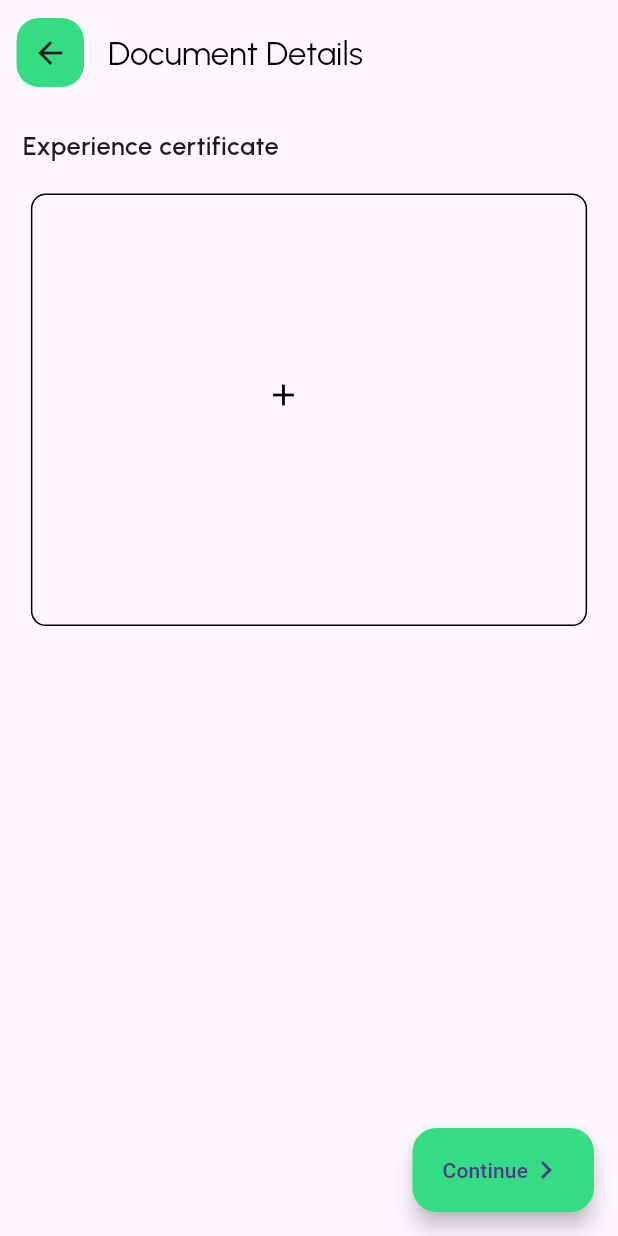
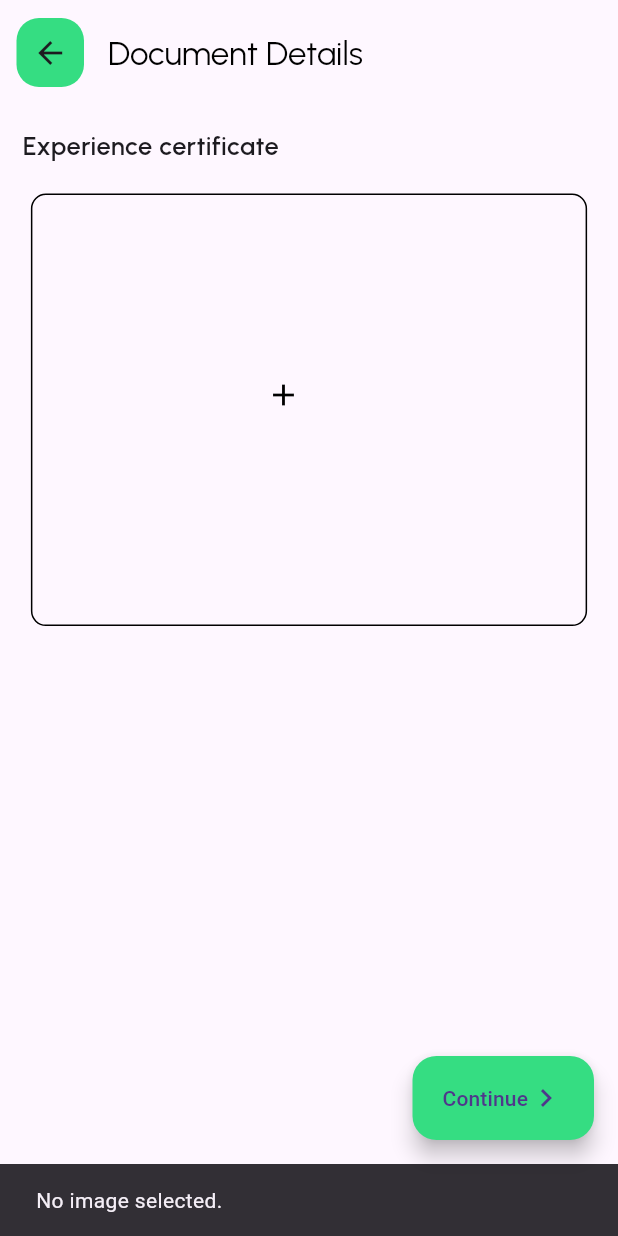
Before and after one commit to adnanpanakkad/Doc2heal_Doctor_App, a Flutter app: the DocumentDetailes screen opened directly with empty values, after a tap on the "add" icon, on a phone screen of 412 x 824 dp. Run offline on Flutter 3.47's test engine with Material 3 defaults, Android fonts, the light colour scheme and no system bars; our stand-ins replace cloud_firestore, connectivity, firebase_auth, firebase_core, firebase_storage, get and 2 more; accounts and stored records are empty.

```diff
--- a/lib/model/doctor_model.dart
+++ b/lib/model/doctor_model.dart
@@ -1,14 +1,14 @@
 class DoctorModel {
   String? imagepath;
   String? expcerft;
-  final String name;
-  final String phone;
-  final String gender;
-  final String birthday;
-  final String specialization;
-  final String email;
-  final String password;
-   String? uid;
+  final String? name;
+  final String? phone;
+  final String? gender;
+  final String? birthday;
+  final String? specialization;
+  final String? email;
+  final String? password;
+  final String? uid;
 
   DoctorModel({
     this.imagepath,
@@ -20,7 +20,7 @@ class DoctorModel {
     required this.specialization,
     required this.email,
     required this.password,
-     this.uid,
+    required this.uid,
   });
 
   // Factory constructor to create UserModel from JSON data
--- a/lib/screens/document_detailes.dart
+++ b/lib/screens/document_detailes.dart
@@ -6,10 +6,12 @@ import 'package:doc2heal_doctor/services/firebase/firestore.dart';
 import 'package:doc2heal_doctor/utils/app_color.dart';
 import 'package:doc2heal_doctor/utils/text_style.dart';
 import 'package:doc2heal_doctor/widgets/appbar/appbar.dart';
+import 'package:firebase_auth/firebase_auth.dart';
 import 'package:firebase_storage/firebase_storage.dart';
 import 'package:flutter/material.dart';
 import 'package:image_picker/image_picker.dart';
 
+// ignore: must_be_immutable
 class DocumentDetailes extends StatefulWidget {
   String? imagepath;
   String? expcerft;
@@ -41,18 +43,19 @@ class DocumentDetailes extends StatefulWidget {
 }
 
 final GlobalKey<FormState> formKey = GlobalKey<FormState>();
-File? seletedImage;
+File? _image;
+String userId = FirebaseAuth.instance.currentUser?.uid ?? '';
 
 class _DocumentDetailesState extends State<DocumentDetailes> {
   @override
   Widget build(BuildContext context) {
     return Scaffold(
       appBar: PreferredSize(
-          preferredSize: Size(double.maxFinite, 70),
+          preferredSize: const Size(double.maxFinite, 70),
           child: DeatialAppbar(
             text: 'Document Details',
-            onTap: () => Navigator.of(context)
-                .push(MaterialPageRoute(builder: (context) => DoctorDetails())),
+            onTap: () => Navigator.of(context).push(
+                MaterialPageRoute(builder: (context) => const DoctorDetails())),
           )),
       body: Padding(
         padding: const EdgeInsets.all(15),
@@ -61,13 +64,13 @@ class _DocumentDetailesState extends State<DocumentDetailes> {
           children: [
             const Text('Experience certificate',
                 style: CustomTextStyle.buttonTextStyle),
-            SizedBox(height: 20),
+            const SizedBox(height: 20),
             Container(
               child: Stack(
                 children: [
                   Align(
                     alignment: Alignment.center,
-                    child: seletedImage == null
+                    child: _image == null
                         ? Container(
                             width: MediaQuery.of(context).size.width * 0.9,
                             height: MediaQuery.of(context).size.height * 0.35,
@@ -80,7 +83,7 @@ class _DocumentDetailesState extends State<DocumentDetailes> {
                             ),
                           )
                         : Image.file(
-                            seletedImage!,
+                            _image!,
                             width: MediaQuery.of(context).size.width * 0.9,
                             height: MediaQuery.of(context).size.height * 0.35,
                             fit: BoxFit.cover,
@@ -91,9 +94,9 @@ class _DocumentDetailesState extends State<DocumentDetailes> {
                     child: IconButton(
                       color: Colors.black,
                       onPressed: () {
-                        imagepicker();
+                        pickAndUploadImage(context);
                       },
-                      icon: Icon(Icons.add), // Corrected icon usage
+                      icon: const Icon(Icons.add), // Corrected icon usage
                     ),
                   )
                 ],
@@ -105,9 +108,10 @@ class _DocumentDetailesState extends State<DocumentDetailes> {
       floatingActionButton: FloatingActionButton.extended(
         backgroundColor: Appcolor.primaryColor,
         onPressed: () async {
+          if (_image != null) {
             DoctorModel doctor = DoctorModel(
               imagepath: widget.imagepath,
-            expcerft: seletedImage!.path,
+              expcerft: _image!.path, // This line was causing the error
               name: widget.name,
               phone: widget.phone,
               gender: widget.gender,
@@ -117,14 +121,12 @@ class _DocumentDetailesState extends State<DocumentDetailes> {
               password: widget.password,
               uid: widget.uid,
             );
-
             await DoctorRepository().saveDoctorData(doctor);
-          if (seletedImage != null) {
             Navigator.of(context).pushReplacement(MaterialPageRoute(
               builder: (context) => const BottombarScreens(),
             ));
           } else {
-            ScaffoldMessenger.of(context).showSnackBar(SnackBar(
+            ScaffoldMessenger.of(context).showSnackBar(const SnackBar(
               backgroundColor: Colors.red,
               content: Text('Certificate not added'),
             ));
@@ -142,25 +144,39 @@ class _DocumentDetailesState extends State<DocumentDetailes> {
     );
   }
 
-  Future imagepicker() async {
-    final pickedImage =
-        await ImagePicker().pickImage(source: ImageSource.gallery);
-    if (pickedImage == null) return;
+  Future<String?> pickAndUploadImage(BuildContext context) async {
+    final ImagePicker picker = ImagePicker();
+    final XFile? image = await picker.pickImage(source: ImageSource.gallery);
+
+    if (image != null) {
       setState(() {
-      seletedImage = File(pickedImage.path);
+        _image = File(image.path);
       });
 
-    // Generate a unique filename for the image
-    String uniqueFilename = DateTime.now().microsecondsSinceEpoch.toString();
-    // Create a reference to the location you want to upload to in Firebase Storage
-    Reference reference =
-        FirebaseStorage.instance.ref().child('images/$uniqueFilename');
-    // Upload the file to Firebase Storage
-    UploadTask uploadTask = reference.putFile(seletedImage!);
-    // Wait for the upload to complete and then get the download URL
-    TaskSnapshot taskSnapshot = await uploadTask;
-    String downloadUrl = await taskSnapshot.ref.getDownloadURL();
-    // You can now use the downloadUrl for further processing, such as saving it to Firestore
-    print("Download URL: $downloadUrl");
+      // Upload the image to Firebase Storage
+      final ref = FirebaseStorage.instance
+          .ref()
+          .child('images/${_image!.path.split('/').last}');
+      await ref.putFile(_image!);
+
+      // Retrieve the image URL
+      final url = await ref.getDownloadURL();
+      print('Image URL: $url');
+
+      // Store the image URL in Firestore
+      // final firestore = FirebaseFirestore.instance;
+      // await firestore.doc('0').set(im
+
+      // )
+
+      // return url;
+    } else {
+      ScaffoldMessenger.of(context).showSnackBar(
+        const SnackBar(content: Text('No image selected.')),
+      );
+      print('No image selected.');
+      return null;
+    }
+    return null;
   }
 }
--- a/pubspec.yaml
+++ b/pubspec.yaml
@@ -43,6 +43,7 @@ dependencies:
   image_picker: ^1.0.7
   intl: ^0.19.0
   firebase_storage: ^11.7.4
+  get: ^4.6.6
 
 dev_dependencies:
   flutter_test:
```
Also changed, not shown: lib/controller/signup_controller.dart (+8 -0 lines), lib/screens/doctor_detailes_screen.dart (+4 -3 lines), lib/screens/login_screen.dart (+10 -13 lines), lib/screens/profile_screen.dart (+22 -19 lines), lib/services/firebase/authentication.dart (+4 -6 lines), lib/services/firebase/firestore.dart (+21 -16 lines), pubspec.lock. Lines whose indentation alone changed are shown as unchanged.
